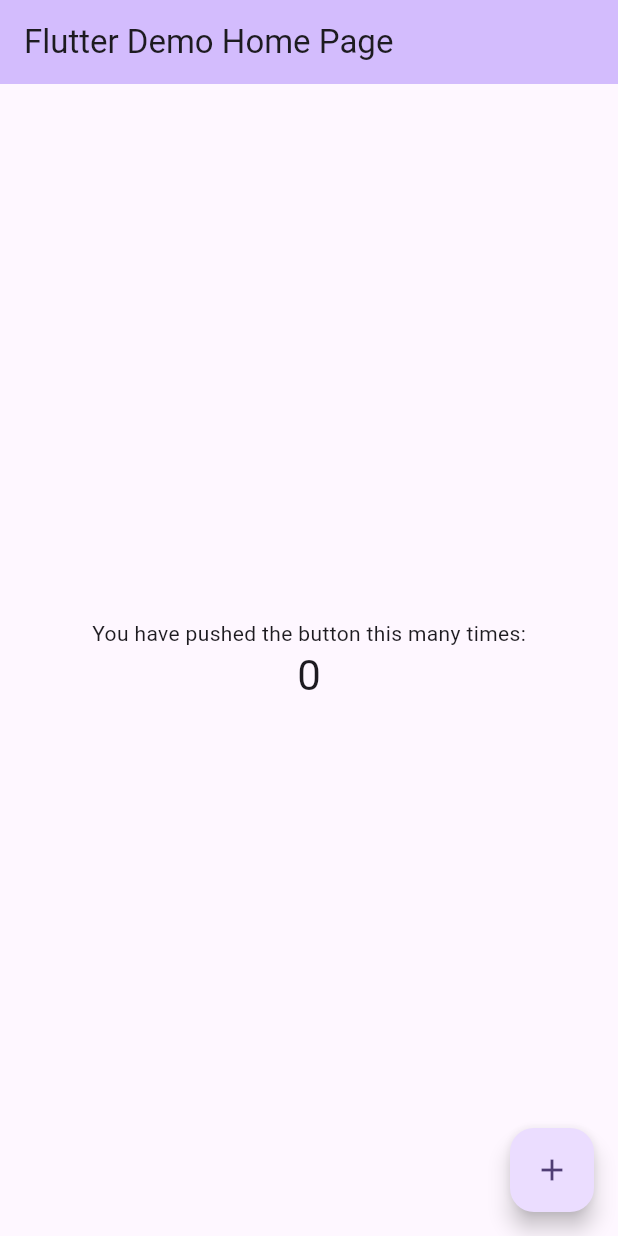
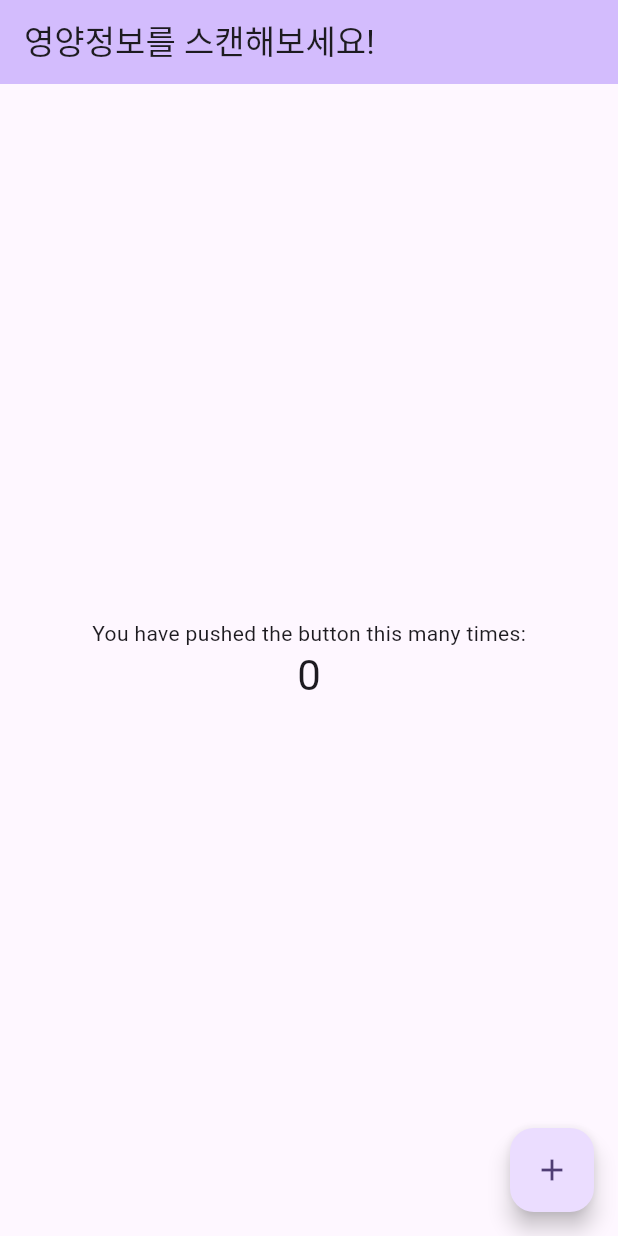
Before and after one commit to f-lab-edu/nutrient-scanner, a Flutter app: the screen it shows after launch, on a phone screen of 412 x 824 dp. Run offline on Flutter 3.47's test engine with Material 3 defaults, Android fonts, the phone set to English and light mode, and no system bars.

Commit message:
필요 패키지 추가

```diff
--- a/lib/main.dart
+++ b/lib/main.dart
@@ -11,7 +11,7 @@ class MyApp extends StatelessWidget {
   @override
   Widget build(BuildContext context) {
     return MaterialApp(
-      title: 'Flutter Demo',
+      title: 'nutrient scanner',
       theme: ThemeData(
         // This is the theme of your application.
         //
@@ -31,7 +31,7 @@ class MyApp extends StatelessWidget {
         colorScheme: ColorScheme.fromSeed(seedColor: Colors.deepPurple),
         useMaterial3: true,
       ),
-      home: const MyHomePage(title: 'Flutter Demo Home Page'),
+      home: const MyHomePage(title: '영양정보를 스캔해보세요!'),
     );
   }
 }
--- a/pubspec.yaml
+++ b/pubspec.yaml
@@ -35,6 +35,8 @@ dependencies:
   # The following adds the Cupertino Icons font to your application.
   # Use with the CupertinoIcons class for iOS style icons.
   cupertino_icons: ^1.0.8
+  google_mlkit_text_recognition: ^0.15.0
+  image_picker: ^1.1.2
 
 dev_dependencies:
   flutter_test:
```
Also changed, not shown: pubspec.lock.
